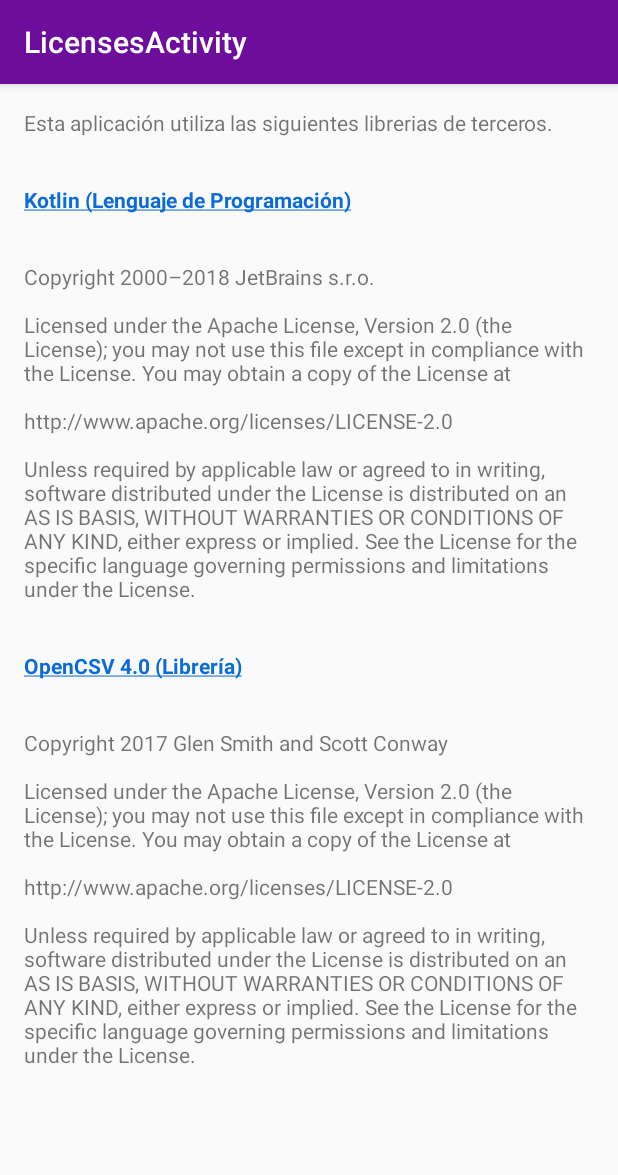
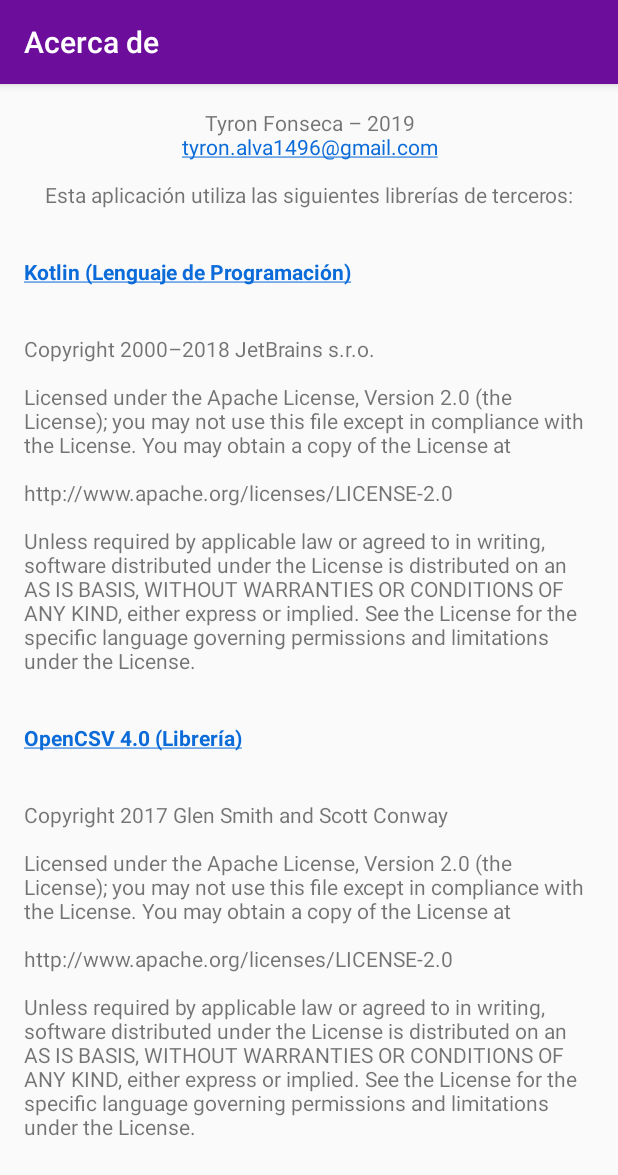
Before and after one commit to tyronfonseca/cutterapp_android, an Android app: the LicensesActivity screen opened directly, with no data from a screen before it, on a phone screen of 412 x 824 dp. Shown: the top 1175 px of the screen. Run offline under Robolectric (Android 15) with nearby library versions, the phone set to English and light mode, and no system bars.

Commit message:
Se agregan funcionalidades a LicensesActivity.kt y se corrigen strings de strings.xml

```diff
--- a/app/src/main/java/com/tf/clasificacioncutter/LicensesActivity.kt
+++ b/app/src/main/java/com/tf/clasificacioncutter/LicensesActivity.kt
@@ -2,7 +2,9 @@
 
 import androidx.appcompat.app.AppCompatActivity
 import android.os.Bundle
+import android.text.method.LinkMovementMethod
 import android.view.MenuItem
+import android.widget.TextView
 
 class LicensesActivity : AppCompatActivity() {
 
@@ -10,6 +12,13 @@
         super.onCreate(savedInstanceState)
         setContentView(R.layout.activity_licenses)
         actionBar?.setDisplayHomeAsUpEnabled(true)
+
+        val kotlin_link = findViewById<TextView>(R.id.kotlin_link)
+        val opencsv_link = findViewById<TextView>(R.id.opencsv_link)
+
+        kotlin_link.movementMethod = LinkMovementMethod.getInstance()
+        opencsv_link.movementMethod = LinkMovementMethod.getInstance()
+
     }
 
 }
--- a/app/src/main/res/layout/activity_licenses.xml
+++ b/app/src/main/res/layout/activity_licenses.xml
@@ -5,23 +5,26 @@
         xmlns:app="http://schemas.android.com/apk/res-auto"
         android:layout_width="match_parent"
         android:layout_height="match_parent"
-        tools:context=".LicensesActivity">
+        tools:context=".LicensesActivity"
+        >
     <LinearLayout android:layout_width="match_parent"
                   android:layout_height="wrap_content"
                   android:orientation="vertical"
-    >
+                  >
         <TextView
             android:layout_width="match_parent"
             android:layout_height="wrap_content"
+            android:gravity="center_horizontal"
             android:text="@string/agradecimiento"
-            android:padding="16dp"/>
+            android:padding="16dp"
+            android:textIsSelectable="true"
+            android:autoLink="email"/>
         <TextView
                 android:layout_width="match_parent"
                 android:layout_height="wrap_content"
-
+                android:id="@+id/kotlin_link"
                 android:text="@string/kotlin"
-                android:autoLink="web"
-                android:clickable="true"
+                android:textIsSelectable="true"
                 android:textStyle="bold"
                 android:padding="16dp"/>
         <TextView android:layout_width="match_parent"
@@ -34,13 +37,14 @@
                 android:layout_width="match_parent"
                 android:layout_height="wrap_content"
                 android:text="@string/opencsv"
-                android:autoLink="web"
-                android:clickable="true"
+                android:id="@+id/opencsv_link"
+                android:textIsSelectable="true"
                 android:textStyle="bold"
                 android:padding="16dp"/>
         <TextView android:layout_width="match_parent"
                   android:layout_height="wrap_content"
                   android:layout_gravity="end"
+                  android:textIsSelectable="true"
                   android:text="@string/opencsv_license"
                   android:padding="16dp"
         />
--- a/app/src/main/res/layout/activity_main.xml
+++ b/app/src/main/res/layout/activity_main.xml
@@ -89,7 +89,7 @@
             android:layout_width="wrap_content"
             android:layout_height="wrap_content"
             android:id="@+id/txv_credit"
-            android:textSize="10dp"
+            android:textSize="15dp"
             android:textColor="@color/colorTextSecondary"
             app:layout_constraintStart_toStartOf="parent"
             app:layout_constraintHorizontal_bias="0.605"
--- a/app/src/main/res/values/strings.xml
+++ b/app/src/main/res/values/strings.xml
@@ -10,13 +10,15 @@
     <string name="db_version_select">Seleccione la versión de cutter</string>
 
     <!---Creditos y licencias-->
-    <string name="credit">Tyron Fonseca - 2019</string>
-    <string name="title_activity_licenses">LicensesActivity</string>
-    <string name="agradecimiento">Esta aplicación utiliza las siguientes librerias de terceros.</string>
+    <string name="credit"><u>Acerca de</u></string>
+    <string name="title_activity_licenses">Acerca de</string>
+    <string name="agradecimiento">"Tyron Fonseca – 2019\n<a href="mailto:tyron.alva1496@gmail.com">tyron.alva1496@gmail.com</a>\n\nEsta aplicación utiliza las siguientes librerías de terceros:"</string>
+
     <!--Kotlin-->
-    <string name="kotlin"><u><a href="https://github.com/JetBrains/kotlin">Kotlin (Lenguaje de Programación)</a></u></string>
+    <string name="kotlin"><a href="https://github.com/JetBrains/kotlin">Kotlin (Lenguaje de Programación)</a></string>
     <string name="kotlin_license">"Copyright 2000–2018 JetBrains s.r.o.\n\nLicensed under the Apache License, Version 2.0 (the "License"); you may not use this file except in compliance with the License. You may obtain a copy of the License at \n\nhttp://www.apache.org/licenses/LICENSE-2.0\n\nUnless required by applicable law or agreed to in writing, software distributed under the License is distributed on an "AS IS" BASIS, WITHOUT WARRANTIES OR CONDITIONS OF ANY KIND, either express or implied. See the License for the specific language governing permissions and limitations under the License."</string>
+
     <!--OpenCSV-->
-    <string name="opencsv"><u><a href="http://opencsv.sourceforge.net/">OpenCSV 4.0 (Librería)</a></u></string>
+    <string name="opencsv"><a href="http://opencsv.sourceforge.net/">OpenCSV 4.0 (Librería)</a></string>
     <string name="opencsv_license">"Copyright 2017 Glen Smith and Scott Conway\n\nLicensed under the Apache License, Version 2.0 (the "License"); you may not use this file except in compliance with the License. You may obtain a copy of the License at \n\nhttp://www.apache.org/licenses/LICENSE-2.0\n\nUnless required by applicable law or agreed to in writing, software distributed under the License is distributed on an "AS IS" BASIS, WITHOUT WARRANTIES OR CONDITIONS OF ANY KIND, either express or implied. See the License for the specific language governing permissions and limitations under the License."</string>
 </resources>
```
